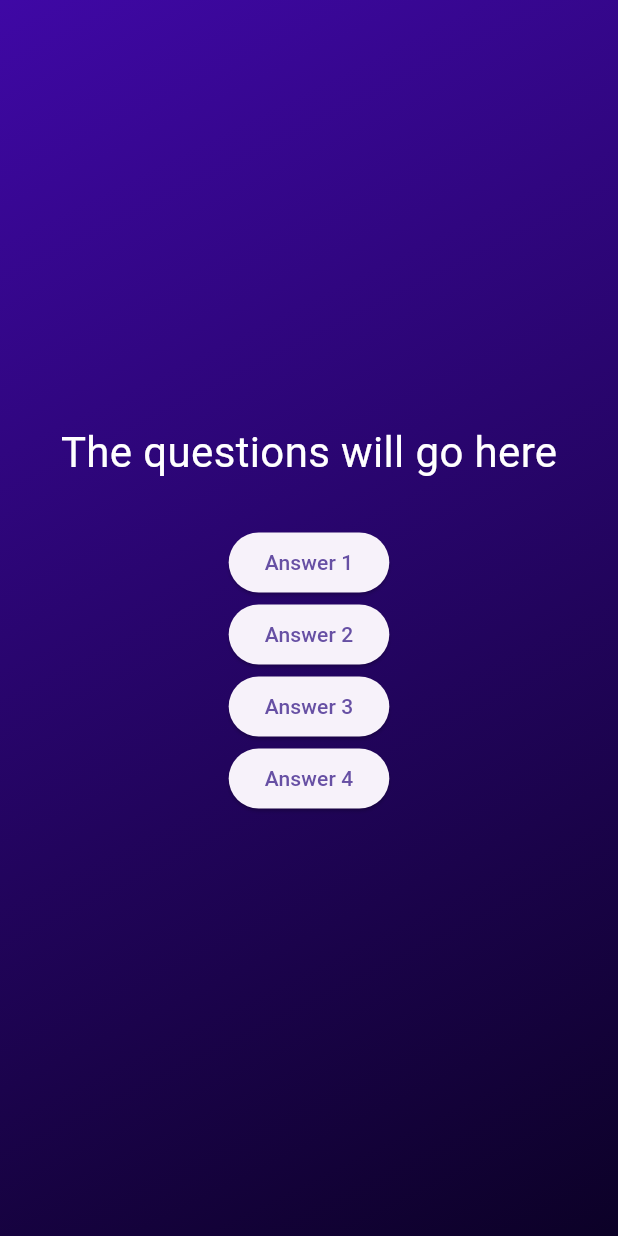
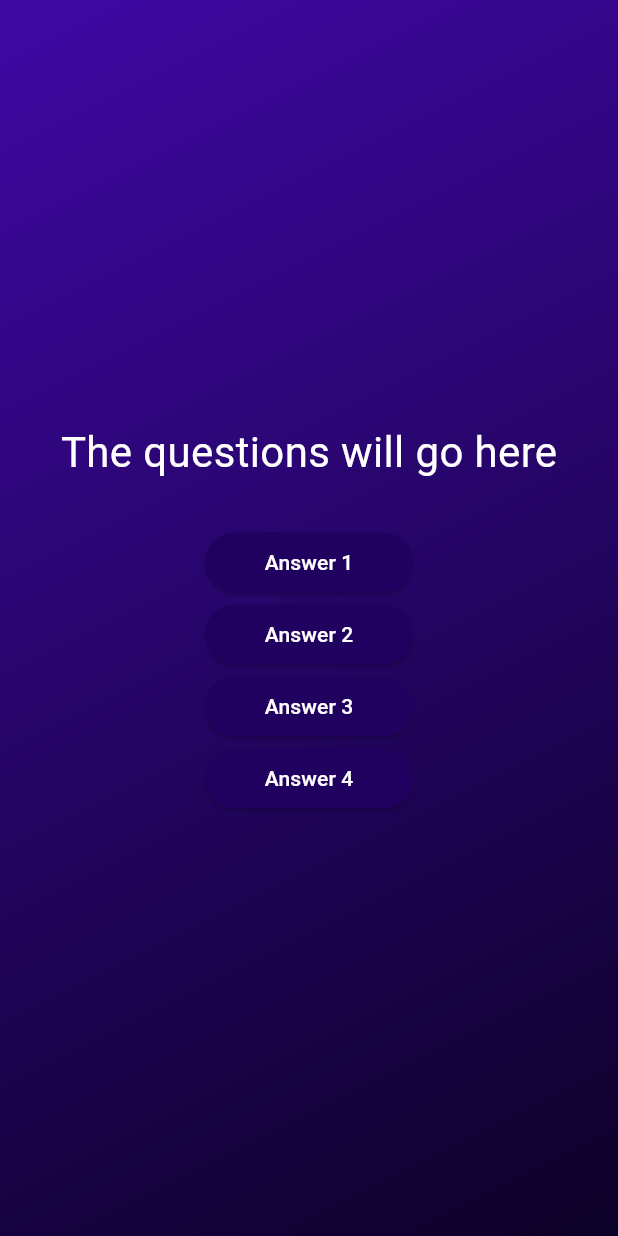
Before and after one commit to EnZo-Z21/ITEC-315, a Flutter app: the screen it shows after launch, after a tap on "Start Quiz", on a phone screen of 412 x 824 dp. Run offline on Flutter 3.47's test engine with Material 3 defaults, Android fonts, the phone set to English and light mode, and no system bars.

Commit message:
Created answer button widget and put it on the screen

```diff
--- /dev/null
+++ b/quiz_app_sp26/lib/answer_button.dart
@@ -0,0 +1,28 @@
+import 'package:flutter/material.dart';
+
+class AnswerButton extends StatelessWidget{
+  const AnswerButton(
+    {
+      required this.answerText,
+      required this.onTap,
+      super.key
+    }
+  );
+
+  final String answerText;
+  final void Function() onTap;
+
+  @override
+  Widget build(context){
+    return
+    ElevatedButton(
+      onPressed: onTap,
+      style: ElevatedButton.styleFrom(
+        padding: const EdgeInsets.symmetric(horizontal: 40, vertical: 10),
+        backgroundColor: const Color.fromARGB(255, 33, 1, 95),
+        foregroundColor: Colors.white
+      ),
+      child: Text(answerText),
+    );
+  }
+}
--- a/quiz_app_sp26/lib/questions_screen.dart
+++ b/quiz_app_sp26/lib/questions_screen.dart
@@ -1,4 +1,6 @@
 import 'package:flutter/material.dart';
+import 'package:quiz_app_sp26/answer_button.dart';
+import 'package:quiz_app_sp26/data/questions.dart';
 
 class QuestionsScreen extends StatefulWidget {
   const QuestionsScreen({super.key});
@@ -20,10 +22,10 @@ class _QuestionsScreenState extends State<QuestionsScreen> {
           style: TextStyle(color: Colors.white, fontSize: 28),
           ),
           const SizedBox(height: 30),
-          ElevatedButton(onPressed: (){}, child: const Text('Answer 1')),
-          ElevatedButton(onPressed: (){}, child: const Text('Answer 2')),
-          ElevatedButton(onPressed: (){}, child: const Text('Answer 3')),
-          ElevatedButton(onPressed: (){}, child: const Text('Answer 4')),
+          AnswerButton(answerText: "Answer 1", onTap: (){}),
+          AnswerButton(answerText: "Answer 2", onTap: (){}),
+          AnswerButton(answerText: "Answer 3", onTap: (){}),
+          AnswerButton(answerText: "Answer 4", onTap: (){}),
         ],
       ),
     );
```
